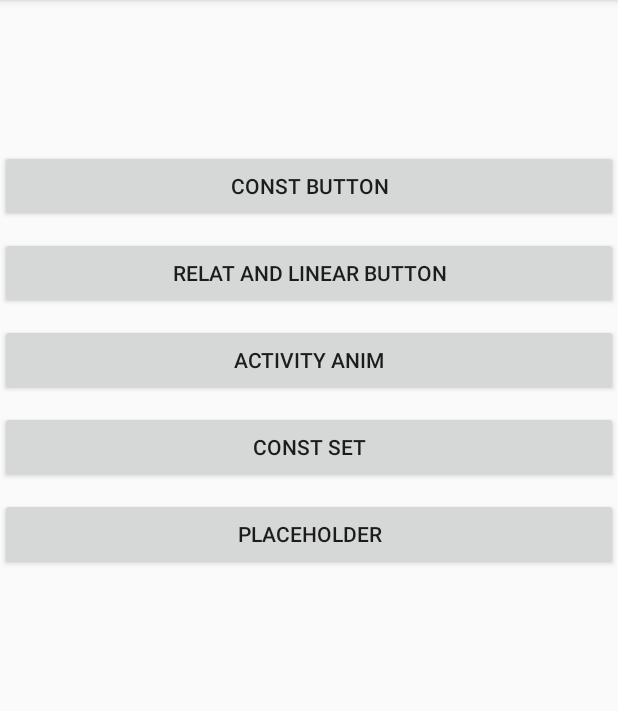
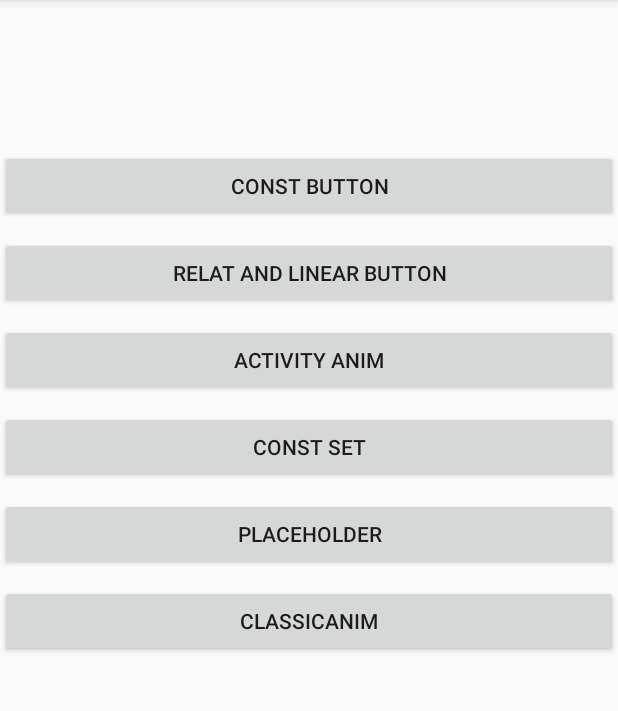
Before and after one commit to ermolaevio/AnimationsCourse, an Android app: the screen it shows after launch (MainActivity), on a phone screen of 412 x 824 dp, the part 84-795 px from its top. Run offline under Robolectric (Android 15) with nearby library versions, the light colour scheme and no system bars.

Commit message:
Lesson 8 classic animation with AnimationSet

```diff
--- a/app/src/main/AndroidManifest.xml
+++ b/app/src/main/AndroidManifest.xml
@@ -24,6 +24,7 @@
         <activity android:name=".activity2.ActivityB" />
         <activity android:name="com.ermolaevio.anim.ch1_constraint.constraintSet.ConstraintSetActivity" />
         <activity android:name="com.ermolaevio.anim.ch1_constraint.lesson_5_Placeholder.PlaceholderActivity" />
+        <activity android:name=".ch2.lesson7_android_view_anim.ClassicAnimation" />
     </application>
 
 </manifest>
--- a/app/src/main/java/com/ermolaevio/anim/MainActivity.kt
+++ b/app/src/main/java/com/ermolaevio/anim/MainActivity.kt
@@ -8,6 +8,7 @@ import com.ermolaevio.anim.ch1_constraint.constraintSet.ConstraintSetActivity
 import com.ermolaevio.anim.ch1_constraint.group.GroupAnimationActivity
 import com.ermolaevio.anim.ch1_constraint.group.LinearRelativeAnimationActivity
 import com.ermolaevio.anim.ch1_constraint.lesson_5_Placeholder.PlaceholderActivity
+import com.ermolaevio.anim.ch2.lesson7_android_view_anim.ClassicAnimation
 import kotlinx.android.synthetic.main.activity_main.*
 
 class MainActivity : AppCompatActivity() {
@@ -45,5 +46,11 @@ class MainActivity : AppCompatActivity() {
                 startActivity(this)
             }
         }
+
+        constSetBtn6.setOnClickListener {
+            Intent(this@MainActivity, ClassicAnimation::class.java).apply {
+                startActivity(this)
+            }
+        }
     }
 }
--- a/app/src/main/res/layout/activity_main.xml
+++ b/app/src/main/res/layout/activity_main.xml
@@ -46,4 +46,12 @@
         android:text="PlaceHolder"
         app:layout_constraintTop_toBottomOf="@+id/constSetBtn4" />
 
+    <Button
+        android:id="@+id/constSetBtn6"
+        android:layout_width="match_parent"
+        android:layout_height="wrap_content"
+        android:layout_marginTop="10dp"
+        android:text="ClassicAnim"
+        app:layout_constraintTop_toBottomOf="@+id/constSetBtn5" />
+
 </androidx.constraintlayout.widget.ConstraintLayout>
```
Also changed, not shown: app/src/main/java/com/ermolaevio/anim/ch2/lesson7_android_view_anim/ClassicAnimation.kt (added, +34 -0 lines), app/src/main/res/layout/activity_classic.xml (added, +19 -0 lines).
